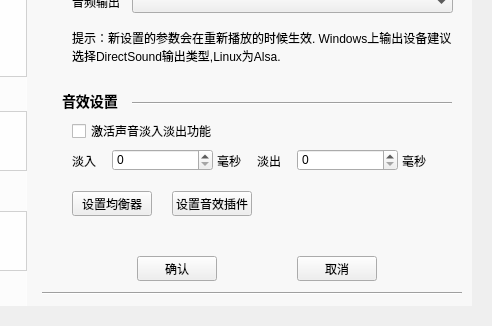
Before: the Qt Designer form TTKCore/musicUi/musicWidget/musicsettingwidget.ui in Greedysky/TTKMusicPlayer, drawn with Qt 5; both pictures show x 118 to 610 and y 114 to 440 of the 610 by 440 pixel window.
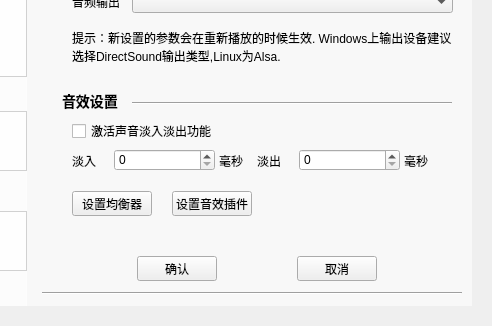
After: the same form once the commit is applied. The open tabs and pages were chosen to show the change. Custom widgets are drawn as their Qt base class.

Commit message: update toast widget label[245712]

```diff
--- a/TTKCore/musicUi/musicWidget/musicsettingwidget.ui
+++ b/TTKCore/musicUi/musicWidget/musicsettingwidget.ui
@@ -1636,7 +1636,7 @@
     <widget class="QLabel" name="sizeTipLabel">
      <property name="geometry">
       <rect>
-       <x>175</x>
+       <x>177</x>
        <y>220</y>
        <width>40</width>
        <height>20</height>
@@ -1649,7 +1649,7 @@
     <widget class="QSpinBox" name="fadeInSpinBox">
      <property name="geometry">
       <rect>
-       <x>70</x>
+       <x>72</x>
        <y>218</y>
        <width>101</width>
        <height>22</height>
@@ -1672,7 +1672,7 @@
     <widget class="QSpinBox" name="fadeOutSpinBox">
      <property name="geometry">
       <rect>
-       <x>255</x>
+       <x>257</x>
        <y>218</y>
        <width>101</width>
        <height>22</height>
@@ -1695,7 +1695,7 @@
     <widget class="QLabel" name="sizeTipLabel2">
      <property name="geometry">
       <rect>
-       <x>360</x>
+       <x>362</x>
        <y>220</y>
        <width>40</width>
        <height>20</height>
```
Left out of the diff: 2 changed lines with no effect on the pictures. The commit also changes 6 other files.
